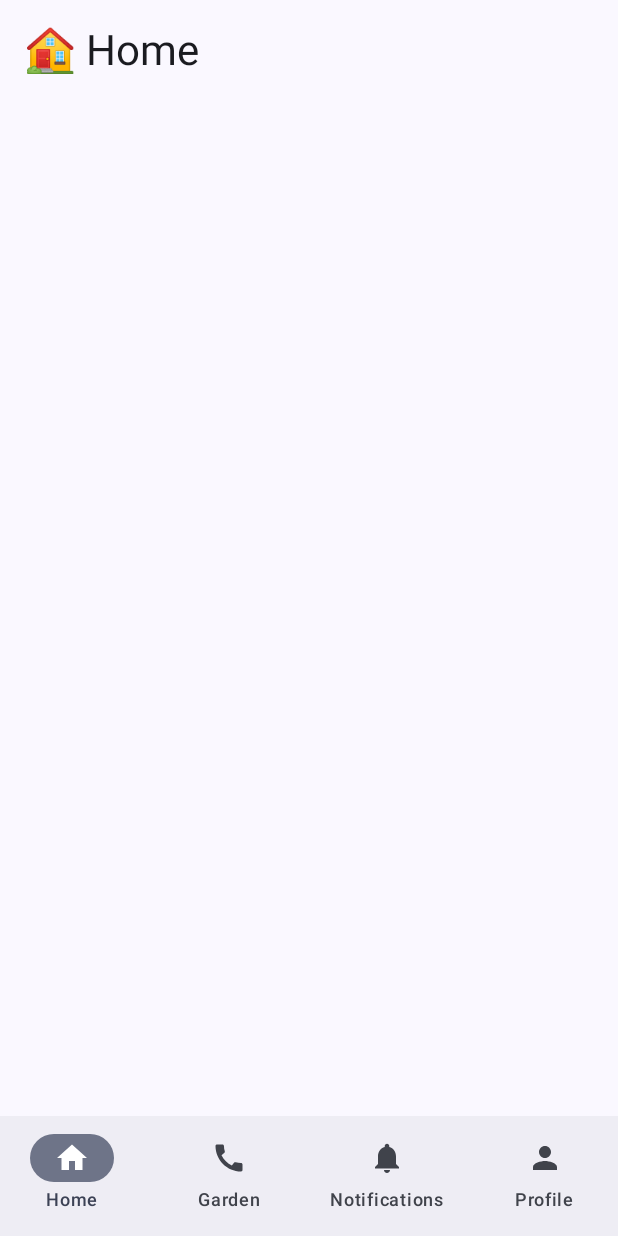
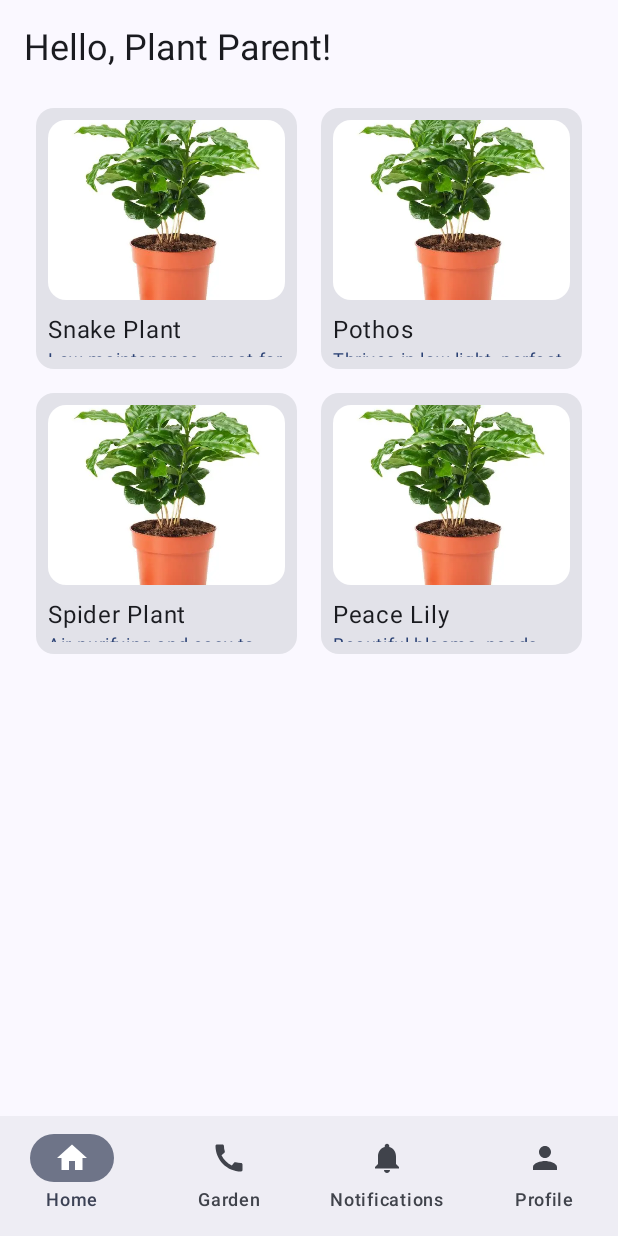
Before and after one commit to rmnkhr/Plantastic, an Android app built with Jetpack Compose: the MainScreen screen opened through its navigation route, on a phone screen of 412 x 824 dp. Run offline under Robolectric (Android 15) with nearby library versions, the phone set to English and light mode, and no system bars.

Commit message:
- added home page

```diff
--- a/app/src/main/java/com/plantastic/com/screens/HomeScreen.kt
+++ b/app/src/main/java/com/plantastic/com/screens/HomeScreen.kt
@@ -1,13 +1,95 @@
 package com.plantastic.com.screens
 
+import androidx.compose.foundation.Image
+import androidx.compose.foundation.layout.Arrangement
+import androidx.compose.foundation.layout.Column
+import androidx.compose.foundation.layout.PaddingValues
+import androidx.compose.foundation.layout.Spacer
+import androidx.compose.foundation.layout.aspectRatio
+import androidx.compose.foundation.layout.fillMaxWidth
+import androidx.compose.foundation.layout.height
 import androidx.compose.runtime.Composable
 import androidx.compose.foundation.layout.padding
+import androidx.compose.foundation.lazy.grid.GridCells
+import androidx.compose.foundation.lazy.grid.LazyVerticalGrid
+import androidx.compose.material3.Card
 import androidx.compose.material3.MaterialTheme
 import androidx.compose.material3.Text
 import androidx.compose.ui.Modifier
+import androidx.compose.ui.draw.clip
+import androidx.compose.ui.layout.ContentScale
+import androidx.compose.ui.res.painterResource
 import androidx.compose.ui.unit.dp
+import com.plantastic.com.R
+
 
 @Composable
 fun HomeScreen() {
-    Text("🏠 Home", style = MaterialTheme.typography.headlineMedium, modifier = Modifier.padding(16.dp))
+    Column(modifier = Modifier.padding(16.dp)) {
+        Text(
+            text = "Hello, Plant Parent!",
+            style = MaterialTheme.typography.headlineSmall,
+            modifier = Modifier.padding(bottom = 16.dp)
+        )
+
+        LazyVerticalGrid(
+            columns = GridCells.Fixed(2),
+            contentPadding = PaddingValues(8.dp),
+            verticalArrangement = Arrangement.spacedBy(16.dp),
+            horizontalArrangement = Arrangement.spacedBy(16.dp)
+        ) {
+            items(samplePlants.size) { index ->
+                PlantCard(plant = samplePlants[index])
+            }
+        }
+    }
 }
+
+@Composable
+fun PlantCard(plant: Plant) {
+    Card(
+        shape = MaterialTheme.shapes.medium,
+        modifier = Modifier
+            .fillMaxWidth()
+            .aspectRatio(1f)
+    ) {
+        Column(modifier = Modifier.padding(8.dp)) {
+            Image(
+                painter = painterResource(id = plant.imageRes),
+                contentDescription = plant.name,
+                contentScale = ContentScale.Crop,
+                modifier = Modifier
+                    .height(120.dp)
+                    .fillMaxWidth()
+                    .clip(MaterialTheme.shapes.medium)
+            )
+
+            Spacer(modifier = Modifier.height(8.dp))
+
+            Text(
+                text = plant.name,
+                style = MaterialTheme.typography.bodyLarge,
+                color = MaterialTheme.colorScheme.onSurface
+            )
+
+            Text(
+                text = plant.description,
+                style = MaterialTheme.typography.bodySmall,
+                color = MaterialTheme.colorScheme.primary
+            )
+        }
+    }
+}
+
+data class Plant(
+    val name: String,
+    val description: String,
+    val imageRes: Int
+)
+
+val samplePlants = listOf(
+    Plant("Snake Plant", "Low maintenance, great for beginners.", R.drawable.arabica_plant_image),
+    Plant("Pothos", "Thrives in low light, perfect for indoors.", R.drawable.arabica_plant_image),
+    Plant("Spider Plant", "Air-purifying and easy to care for.", R.drawable.arabica_plant_image),
+    Plant("Peace Lily", "Beautiful blooms, needs moderate light.", R.drawable.arabica_plant_image)
+)
--- a/app/src/main/java/com/plantastic/com/screens/MainScreen.kt
+++ b/app/src/main/java/com/plantastic/com/screens/MainScreen.kt
@@ -4,7 +4,6 @@ import androidx.compose.foundation.layout.padding
 import androidx.compose.material3.*
 import androidx.compose.runtime.Composable
 import androidx.compose.ui.Modifier
-import androidx.navigation.NavHostController
 import androidx.navigation.compose.*
 import com.plantastic.com.navigation.BottomNavItem
 import com.plantastic.com.navigation.BottomNavigationBar
```
Also changed, not shown: app/src/main/res/drawable/arabica_plant_image.webp (added).
